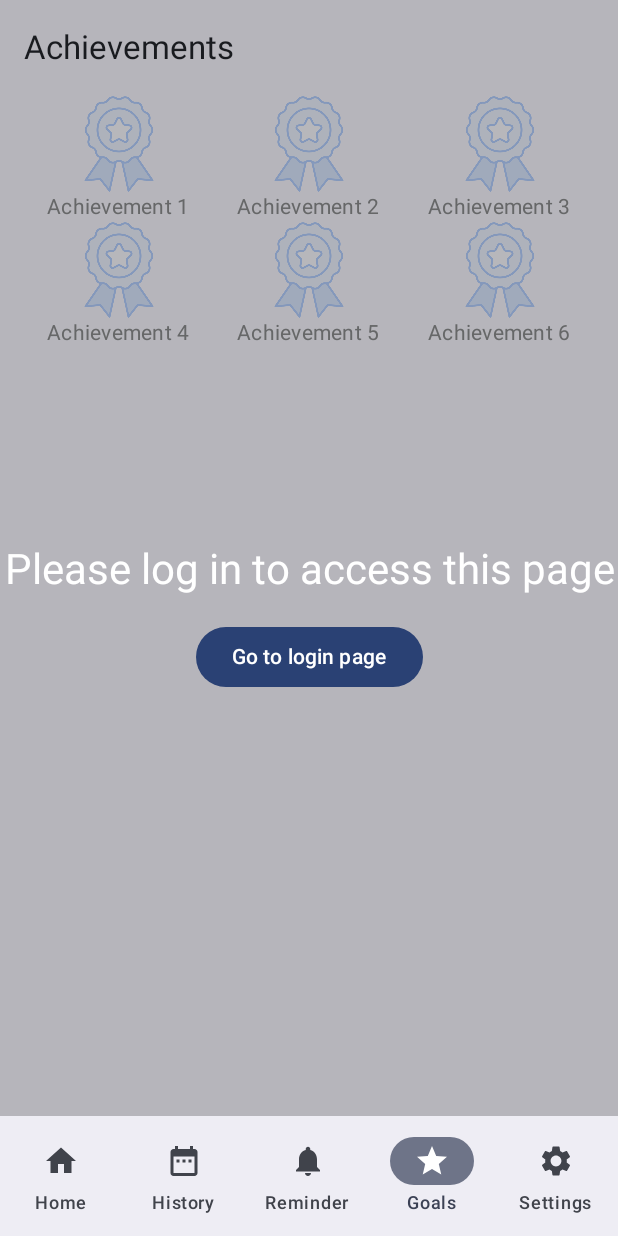
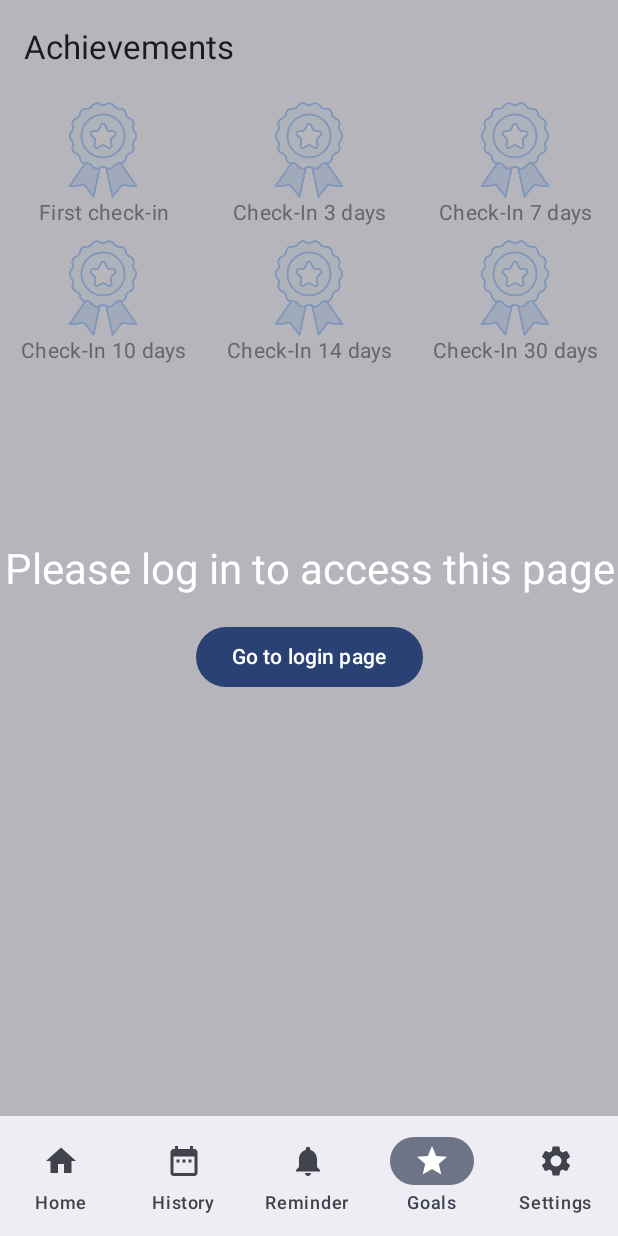
Before and after one commit to HydroFish-Waterloo/HydroFish, an Android app built with Jetpack Compose: the screen it shows after launch (MainActivity), item 4 of the bottom bar chosen, on a phone screen of 412 x 824 dp. Run offline under Robolectric (Android 15) with nearby library versions, the phone set to English and light mode, and no system bars; our stand-ins replace livedata-compose; libraries missing offline, so code that uses them is left out: com.patrykandpatrick.vico; 3 statements that could not run were skipped.

Commit message:
Fix achievement title

```diff
--- a/app/src/main/java/com/hydrofish/app/ui/composables/tabs/AchievementsScreen.kt
+++ b/app/src/main/java/com/hydrofish/app/ui/composables/tabs/AchievementsScreen.kt
@@ -4,7 +4,6 @@ import android.content.Context
 import androidx.compose.foundation.Image
 import androidx.compose.foundation.background
 import androidx.compose.foundation.clickable
-import androidx.compose.foundation.layout.Arrangement
 import androidx.compose.foundation.layout.Box
 import androidx.compose.foundation.layout.Column
 import androidx.compose.foundation.layout.Row
@@ -66,12 +65,12 @@ fun AchievementsScreen(
     val sharedPreferences = context.getSharedPreferences("YourSharedPreferencesName", Context.MODE_PRIVATE)
 
     val achievements = listOf(
-        Achievement(1, "Achievement 1", R.drawable.achievement, 1),
-        Achievement(2, "Achievement 2", R.drawable.achievement, 2),
-        Achievement(3, "Achievement 3", R.drawable.achievement, 3),
-        Achievement(4, "Achievement 4", R.drawable.achievement, 4),
-        Achievement(5, "Achievement 5", R.drawable.achievement, 5),
-        Achievement(6, "Achievement 6", R.drawable.achievement, 6)
+        Achievement(1, "First check-in", R.drawable.achievement, 2),
+        Achievement(2, "Check-In 3 days", R.drawable.achievement, 4),
+        Achievement(3, "Check-In 7 days", R.drawable.achievement, 8),
+        Achievement(4, "Check-In 10 days", R.drawable.achievement, 11),
+        Achievement(5, "Check-In 14 days", R.drawable.achievement, 15),
+        Achievement(6, "Check-In 30 days", R.drawable.achievement, 31)
     )
     Box(modifier = Modifier.fillMaxSize()) {
         Scaffold(
@@ -141,12 +140,12 @@ fun AchievementsScreen(
 }
 
 @Composable
-fun AchievementsContent(score: Int,achievements: List<Achievement>, isUserLoggedIn: Boolean = false) {
+fun AchievementsContent(score: Int, achievements: List<Achievement>, isUserLoggedIn: Boolean = false) {
     Column(modifier = Modifier.fillMaxWidth(), horizontalAlignment = Alignment.CenterHorizontally) {
         for (achievement in achievements.chunked(3)) {
-            Row(modifier = Modifier.fillMaxWidth(), horizontalArrangement = Arrangement.SpaceEvenly) {
+            Row(modifier = Modifier.fillMaxWidth()) {
                 achievement.forEach { ach ->
-                    AchievementItem(achievement = ach, isUnlocked = (score >= ach.unlockScore && isUserLoggedIn))
+                    AchievementItem(achievement = ach, isUnlocked = (score >= ach.unlockScore && isUserLoggedIn), modifier = Modifier.weight(1f).padding(4.dp))
                 }
             }
         }
@@ -154,8 +153,12 @@ fun AchievementsContent(score: Int,achievements: List<Achievement>, isUserLogged
 }
 
 @Composable
-fun AchievementItem(achievement: Achievement, isUnlocked: Boolean) {
-    Column(horizontalAlignment = Alignment.CenterHorizontally) {
+fun AchievementItem(achievement: Achievement, isUnlocked: Boolean, modifier: Modifier = Modifier,) {
+    // This Column is a direct child in a Row, so weight should work here
+    Column(
+        modifier = modifier,
+        horizontalAlignment = Alignment.CenterHorizontally
+    ) {
         Image(
             painter = painterResource(id = achievement.icon),
             contentDescription = achievement.name,
@@ -167,7 +170,9 @@ fun AchievementItem(achievement: Achievement, isUnlocked: Boolean) {
         Text(
             text = achievement.name,
             style = MaterialTheme.typography.bodyMedium,
-            color = if (isUnlocked) LocalContentColor.current else Color.Gray
+            color = if (isUnlocked) LocalContentColor.current else Color.Gray,
+            textAlign = TextAlign.Center,
+            modifier = Modifier.fillMaxWidth()
         )
     }
 }
```
